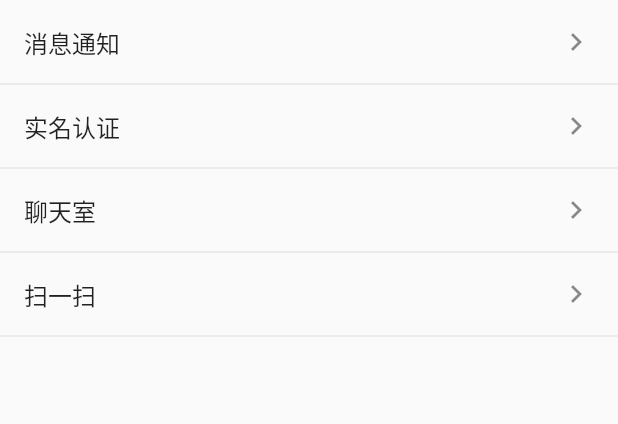
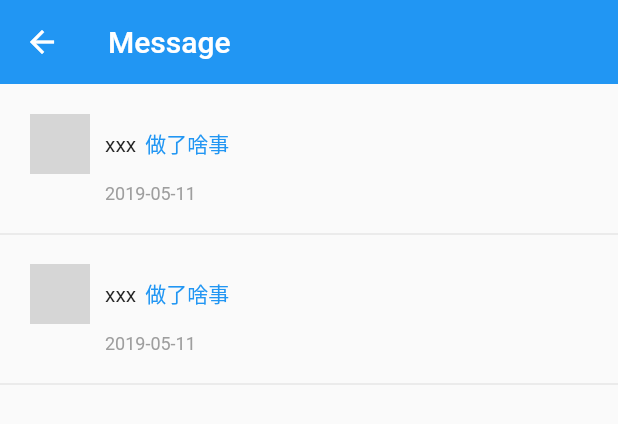
Before and after one commit to nordon-wang/flutter_app, a Flutter app: the BtnList widget shown alone on an empty page, opened directly, after a tap on "消息通知", on a phone screen of 412 x 824 dp. Shown: the top 424 px of the screen. Run offline on Flutter 3.47's test engine with Material 2 defaults, Android fonts, the phone set to English and light mode, and no system bars; our stand-ins replace cached_network_image, dio, flutter_redux, flutter_swiper, image_picker, redux and 1 more; network calls fail; grey boxes are pictures that could not be loaded.

Commit message:
消息通知页面完成

```diff
--- a/lib/main.dart
+++ b/lib/main.dart
@@ -4,6 +4,7 @@ import 'package:flutter_app/chat/chat.dart';
 import 'package:flutter_app/home/home.dart';
 import 'package:flutter_app/imgUpload/imgUpload.dart';
 import 'package:flutter_app/login/login.dart';
+import 'package:flutter_app/message/message.dart';
 import 'package:flutter_app/servers/pub.dart';
 import 'package:flutter_app/search/search.dart';
 import 'package:flutter_app/start/start.dart';
@@ -58,6 +59,7 @@ class App extends StatelessWidget{
                 '/chat': (context) => Chat(),
                 '/approve': (context) => Approve(),
                 '/imgUpload': (context) => ImgUpload(),
+                '/message': (context) => Message(),
               },
             );
           },
--- /dev/null
+++ b/lib/message/message.dart
@@ -0,0 +1,108 @@
+import 'package:flutter/material.dart';
+
+class Message extends StatefulWidget{
+  @override
+    _Message createState() => _Message();
+}
+
+class _Message extends State<Message>{
+ @override
+    Widget build(BuildContext context) {
+      return Scaffold(
+        appBar: AppBar(
+          title: Text(
+            'Message'
+          ),
+          elevation: 0,
+        ),
+        body: ListView(
+          children: <Widget>[
+            Padding(
+              padding: EdgeInsets.all(20.0),
+              child: Column(
+                crossAxisAlignment: CrossAxisAlignment.start,
+                children: <Widget>[
+                  Row(
+                    children: <Widget>[
+                      SizedBox(
+                        width: 40.0,
+                        height: 40.0,
+                        child: CircleAvatar(
+                          backgroundImage: NetworkImage('https://wx.qlogo.cn/mmopen/vi_32/C1ZwROol5U2XQCEgpN4dnVXOO74Qwnic4uKq8XTl5tMUTGia6O6f6zlr9stR2M9SXRbmtZyRjPWCibRydicico9biaPg/132'),
+                        ),
+                      ),
+                      SizedBox(width: 10.0,),
+                      Text(
+                        'xxx'
+                      ),
+                      SizedBox(width: 6.0,),
+                      Text(
+                        '做了啥事',
+                        style: TextStyle(
+                          color: Colors.blue
+                        ),
+                      )
+                    ],
+                  ),
+                  SizedBox(height: 6.0,),
+                  Padding(
+                    padding: EdgeInsets.only(left: 50.0),
+                    child: Text(
+                      '2019-05-11',
+                      style: TextStyle(
+                        fontSize: 12.0,
+                        color: Colors.grey
+                      ),
+                    ),
+                  )
+                ],
+              ),
+            ),
+            Divider(height: 0,),
+            Padding(
+              padding: EdgeInsets.all(20.0),
+              child: Column(
+                crossAxisAlignment: CrossAxisAlignment.start,
+                children: <Widget>[
+                  Row(
+                    children: <Widget>[
+                      SizedBox(
+                        width: 40.0,
+                        height: 40.0,
+                        child: CircleAvatar(
+                          backgroundImage: NetworkImage('https://wx.qlogo.cn/mmopen/vi_32/C1ZwROol5U2XQCEgpN4dnVXOO74Qwnic4uKq8XTl5tMUTGia6O6f6zlr9stR2M9SXRbmtZyRjPWCibRydicico9biaPg/132'),
+                        ),
+                      ),
+                      SizedBox(width: 10.0,),
+                      Text(
+                        'xxx'
+                      ),
+                      SizedBox(width: 6.0,),
+                      Text(
+                        '做了啥事',
+                        style: TextStyle(
+                          color: Colors.blue
+                        ),
+                      )
+                    ],
+                  ),
+                  SizedBox(height: 6.0,),
+                  Padding(
+                    padding: EdgeInsets.only(left: 50.0),
+                    child: Text(
+                      '2019-05-11',
+                      style: TextStyle(
+                        fontSize: 12.0,
+                        color: Colors.grey
+                      ),
+                    ),
+                  )
+                ],
+              ),
+            ),
+            Divider(height: 0,)
+          ],
+        ),
+      );
+    }
+}
--- a/lib/use/btnList.dart
+++ b/lib/use/btnList.dart
@@ -7,7 +7,7 @@ class BtnList extends StatelessWidget{
         children: <Widget>[
           ListTile(
             onTap: (){
-
+              Navigator.pushNamed(context, '/message');
             },
             title: Text(
               '消息通知'
@@ -45,6 +45,16 @@ class BtnList extends StatelessWidget{
             trailing: Icon(Icons.chevron_right),
           ),
           Divider(height: 0,),
+          ListTile(
+            onTap: (){
+
+            },
+            title: Text(
+              '系统设置'
+            ),
+            trailing: Icon(Icons.chevron_right),
+          ),
+          Divider(height: 0,),
         ],
       );
     }
```
